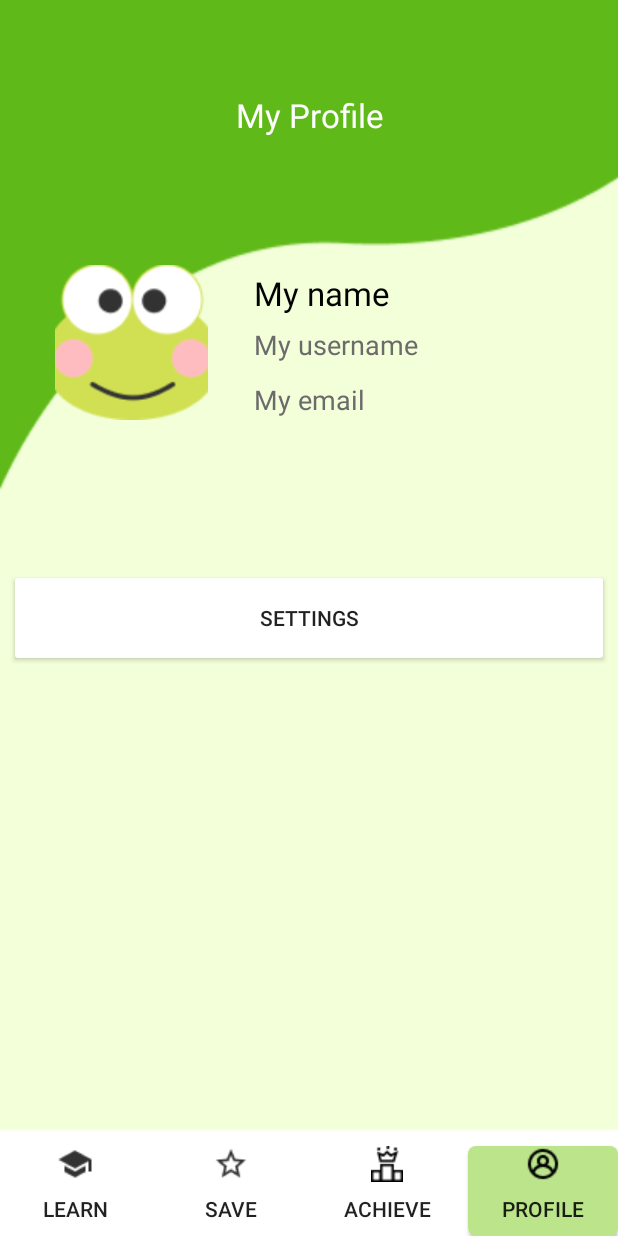
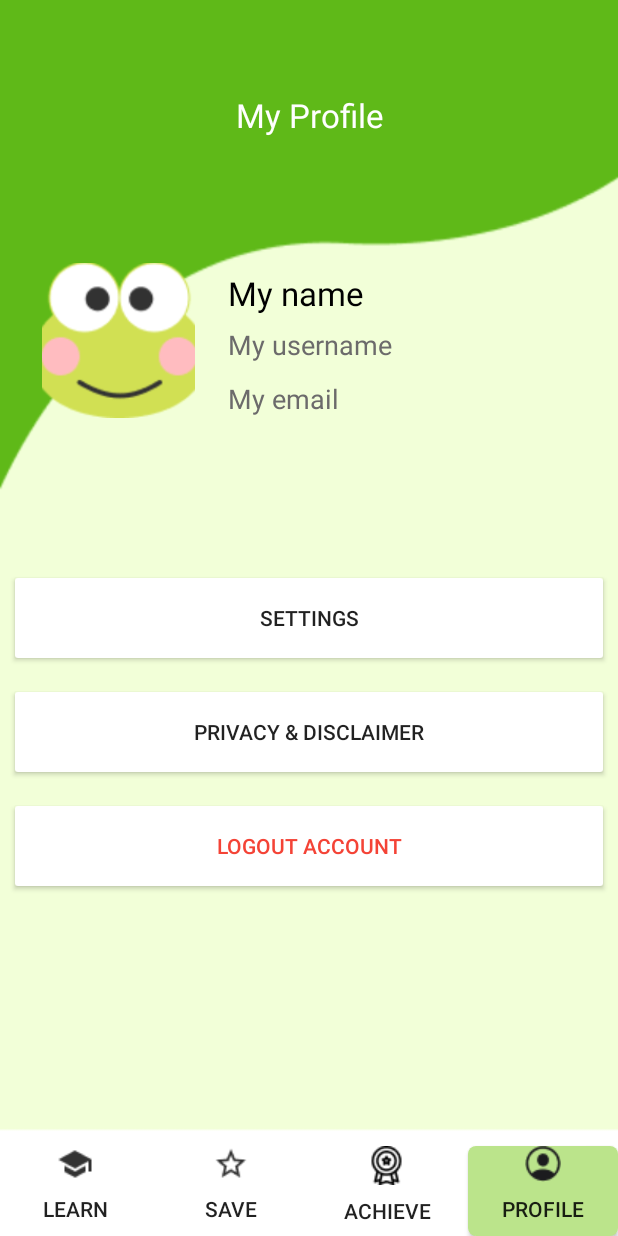
Before and after one commit to yujiaen1999/ClearMind, an Android app: the layout activity_profile.xml on its own in the app's theme, with its tools: preview values and no code run, on a phone screen of 412 x 824 dp. Run offline under Robolectric (Android 15) with nearby library versions, the phone set to English and light mode, and no system bars.

Commit message:
update setting and profile activity: more buttons, add delete account function

```diff
--- a/app/src/main/java/com/example/clearmind/AchieveActivity.java
+++ b/app/src/main/java/com/example/clearmind/AchieveActivity.java
@@ -13,10 +13,13 @@ public class AchieveActivity extends AppCompatActivity {
 //    private Button achieve_button;
     private Button profile_button;
 
+    private String username;
+
     protected void onCreate(Bundle savedInstanceState) {
         super.onCreate(savedInstanceState);
         setContentView(R.layout.activity_achieve);
         Intent intent = getIntent();
+        this.username = intent.getStringExtra("username");
 
         learn_button = (Button) findViewById(R.id.button_learn);
         save_button = (Button) findViewById(R.id.button_save);
@@ -55,11 +58,13 @@ public class AchieveActivity extends AppCompatActivity {
 
     public void openLearnActivity(){
         Intent intent = new Intent(this,LearnActivity.class);
+        intent.putExtra("username", username);
         startActivity(intent);
     }
 
     public void openSaveActivity(){
         Intent intent = new Intent(this,SaveActivity.class);
+        intent.putExtra("username", username);
         startActivity(intent);
     }
 
@@ -70,6 +75,7 @@ public class AchieveActivity extends AppCompatActivity {
 
     public void openProfileActivity(){
         Intent intent = new Intent(this,ProfileActivity.class);
+        intent.putExtra("username", username);
         startActivity(intent);
     }
 }
--- a/app/src/main/java/com/example/clearmind/LearnActivity.java
+++ b/app/src/main/java/com/example/clearmind/LearnActivity.java
@@ -50,11 +50,13 @@ public class LearnActivity extends AppCompatActivity {
 
     public void openSaveActivity(){
         Intent intent = new Intent(this,SaveActivity.class);
+        intent.putExtra("username", username);
         startActivity(intent);
     }
 
     public void openAchieveActivity(){
         Intent intent = new Intent(this,AchieveActivity.class);
+        intent.putExtra("username", username);
         startActivity(intent);
     }
 
--- a/app/src/main/java/com/example/clearmind/SaveActivity.java
+++ b/app/src/main/java/com/example/clearmind/SaveActivity.java
@@ -12,10 +12,13 @@ public class SaveActivity extends AppCompatActivity {
     private Button achieve_button;
     private Button profile_button;
 
+    private String username;
+
     protected void onCreate(Bundle savedInstanceState) {
         super.onCreate(savedInstanceState);
         setContentView(R.layout.activity_save);
         Intent intent = getIntent();
+        this.username = intent.getStringExtra("username");
 
         learn_button = (Button) findViewById(R.id.button_learn);
         achieve_button = (Button) findViewById(R.id.button_achieve);
@@ -46,16 +49,19 @@ public class SaveActivity extends AppCompatActivity {
 
     public void openLearnActivity(){
         Intent intent = new Intent(this,LearnActivity.class);
+        intent.putExtra("username", username);
         startActivity(intent);
     }
 
     public void openAchieveActivity(){
         Intent intent = new Intent(this,AchieveActivity.class);
+        intent.putExtra("username", username);
         startActivity(intent);
     }
 
     public void openProfileActivity(){
         Intent intent = new Intent(this,ProfileActivity.class);
+        intent.putExtra("username", username);
         startActivity(intent);
     }
 }
--- a/app/src/main/res/layout/activity_profile.xml
+++ b/app/src/main/res/layout/activity_profile.xml
@@ -27,54 +27,54 @@
         android:layout_height="103dp"
         app:layout_constraintBottom_toBottomOf="parent"
         app:layout_constraintEnd_toEndOf="parent"
-        app:layout_constraintHorizontal_bias="0.087"
+        app:layout_constraintHorizontal_bias="0.056"
         app:layout_constraintStart_toStartOf="parent"
         app:layout_constraintTop_toTopOf="parent"
-        app:layout_constraintVertical_bias="0.245"
+        app:layout_constraintVertical_bias="0.243"
         app:srcCompat="@drawable/user_photo"
         tools:ignore="MissingConstraints" />
 
     <TextView
         android:id="@+id/name_show"
-        android:layout_width="200dp"
+        android:layout_width="230dp"
         android:layout_height="32dp"
         android:text="My name"
         android:textAppearance="@style/TextAppearance.AppCompat.Large"
         android:textColor="#000000"
         app:layout_constraintBottom_toBottomOf="parent"
         app:layout_constraintEnd_toEndOf="parent"
-        app:layout_constraintHorizontal_bias="0.8"
+        app:layout_constraintHorizontal_bias="0.834"
         app:layout_constraintStart_toStartOf="parent"
         app:layout_constraintTop_toTopOf="parent"
         app:layout_constraintVertical_bias="0.228" />
 
     <TextView
         android:id="@+id/username_show"
-        android:layout_width="200dp"
+        android:layout_width="230dp"
         android:layout_height="32dp"
         android:text="My username"
         android:textAppearance="@style/TextAppearance.AppCompat.Medium"
         android:textColor="#6C6B6B"
         app:layout_constraintBottom_toBottomOf="parent"
         app:layout_constraintEnd_toEndOf="parent"
-        app:layout_constraintHorizontal_bias="0.8"
+        app:layout_constraintHorizontal_bias="0.834"
         app:layout_constraintStart_toStartOf="parent"
         app:layout_constraintTop_toTopOf="parent"
         app:layout_constraintVertical_bias="0.274" />
 
     <TextView
         android:id="@+id/email_show"
-        android:layout_width="200dp"
+        android:layout_width="230dp"
         android:layout_height="32dp"
         android:text="My email"
         android:textAppearance="@style/TextAppearance.AppCompat.Medium"
         android:textColor="#6C6B6B"
         app:layout_constraintBottom_toBottomOf="parent"
         app:layout_constraintEnd_toEndOf="parent"
-        app:layout_constraintHorizontal_bias="0.8"
+        app:layout_constraintHorizontal_bias="0.834"
         app:layout_constraintStart_toStartOf="parent"
         app:layout_constraintTop_toTopOf="parent"
-        app:layout_constraintVertical_bias="0.321" />
+        app:layout_constraintVertical_bias="0.32" />
 
     <Button
         android:id="@+id/setting_button"
@@ -86,7 +86,35 @@
         app:layout_constraintEnd_toEndOf="parent"
         app:layout_constraintHorizontal_bias="0.497"
         app:layout_constraintStart_toStartOf="parent"
-        app:layout_constraintTop_toTopOf="parent" />
+        app:layout_constraintTop_toTopOf="parent"
+        app:layout_constraintVertical_bias="0.500"/>
+
+    <Button
+        android:id="@+id/disclaimer_button"
+        android:layout_width="400dp"
+        android:layout_height="65dp"
+        android:text="Privacy &amp; Disclaimer"
+        app:backgroundTint="#FFFFFF"
+        app:layout_constraintBottom_toBottomOf="parent"
+        app:layout_constraintEnd_toEndOf="parent"
+        app:layout_constraintHorizontal_bias="0.497"
+        app:layout_constraintStart_toStartOf="parent"
+        app:layout_constraintTop_toTopOf="parent"
+        app:layout_constraintVertical_bias="0.600"/>
+
+    <Button
+        android:id="@+id/logout_button"
+        android:layout_width="400dp"
+        android:layout_height="65dp"
+        android:text="Logout Account"
+        android:textColor="#F44336"
+        app:backgroundTint="#FFFFFF"
+        app:layout_constraintBottom_toBottomOf="parent"
+        app:layout_constraintEnd_toEndOf="parent"
+        app:layout_constraintHorizontal_bias="0.497"
+        app:layout_constraintStart_toStartOf="parent"
+        app:layout_constraintTop_toTopOf="parent"
+        app:layout_constraintVertical_bias="0.700"/>
 
     <Button
         android:id="@+id/button_learn"
```
Also changed, not shown: app/src/main/java/com/example/clearmind/ProfileActivity.java (+18 -0 lines), app/src/main/java/com/example/clearmind/SettingActivity.java (+17 -0 lines), app/src/main/res/layout/activity_setting.xml (+14 -0 lines), app/src/main/res/drawable/achievement.png, app/src/main/res/drawable/profile.png.
